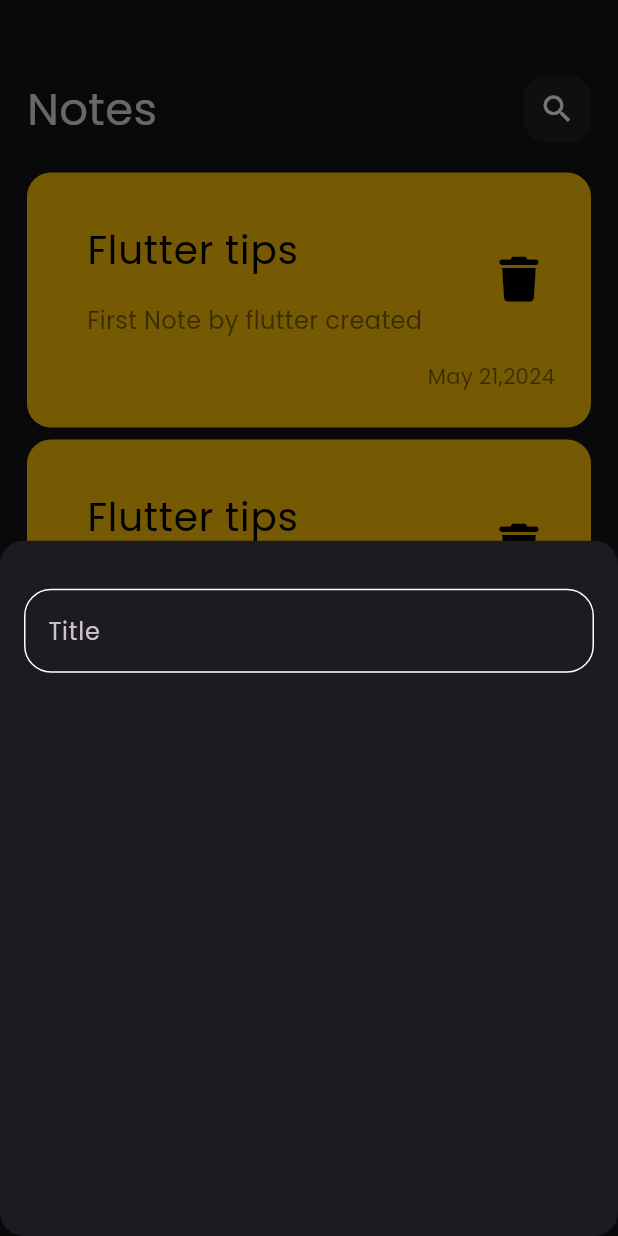
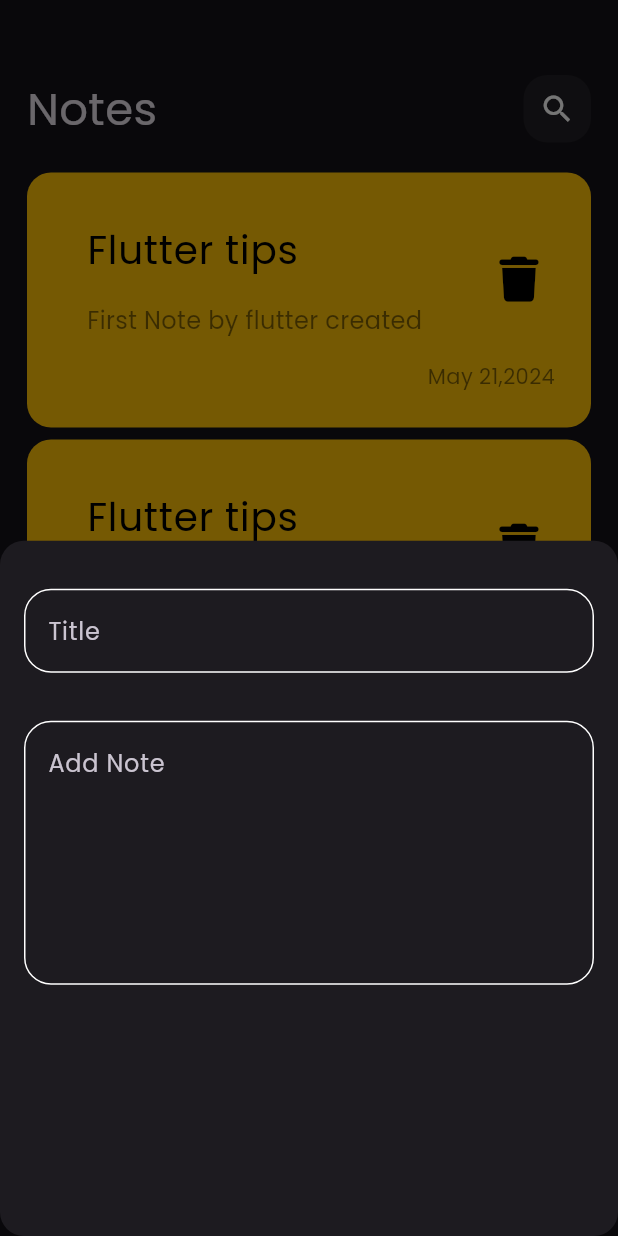
Before and after one commit to Megoadro/Note_App, a Flutter app: the screen it shows after launch, after a tap on the "add" icon, on a phone screen of 412 x 824 dp. Run offline on Flutter 3.47's test engine with Material 3 defaults, Android fonts, the light colour scheme and no system bars; our stand-ins replace font_awesome_flutter.

Commit message:
add two fileds note to bottomSheet

```diff
--- a/lib/widgets/custom_text_field.dart
+++ b/lib/widgets/custom_text_field.dart
@@ -2,14 +2,16 @@
 import 'package:note_app/helper/contstan.dart';
 
 class CustomTextField extends StatelessWidget {
-  const CustomTextField({super.key});
-
+  const CustomTextField({super.key, required this.hintText,  this.maxLine=1});
+   final String hintText;
+   final int maxLine;
   @override
   Widget build(BuildContext context) {
     return TextField(
       cursorColor:kPrimaryColor ,
+      maxLines: maxLine,
       decoration:InputDecoration(
-        hintText: 'Title',
+        hintText: hintText,
         border: buildBorder(),
         enabledBorder: buildBorder(),
         focusedBorder: buildBorder(kPrimaryColor),
--- a/lib/widgets/modal_bottom_sheet.dart
+++ b/lib/widgets/modal_bottom_sheet.dart
@@ -13,7 +13,16 @@
           SizedBox(
             height: 32,
           ),
-          CustomTextField(),
+          CustomTextField(
+            hintText: 'Title',
+          ),
+          SizedBox(
+            height: 32,
+          ),
+          CustomTextField(
+            hintText: 'Add Note',
+            maxLine: 6,
+          ),
         ],
       ),
     );
```
